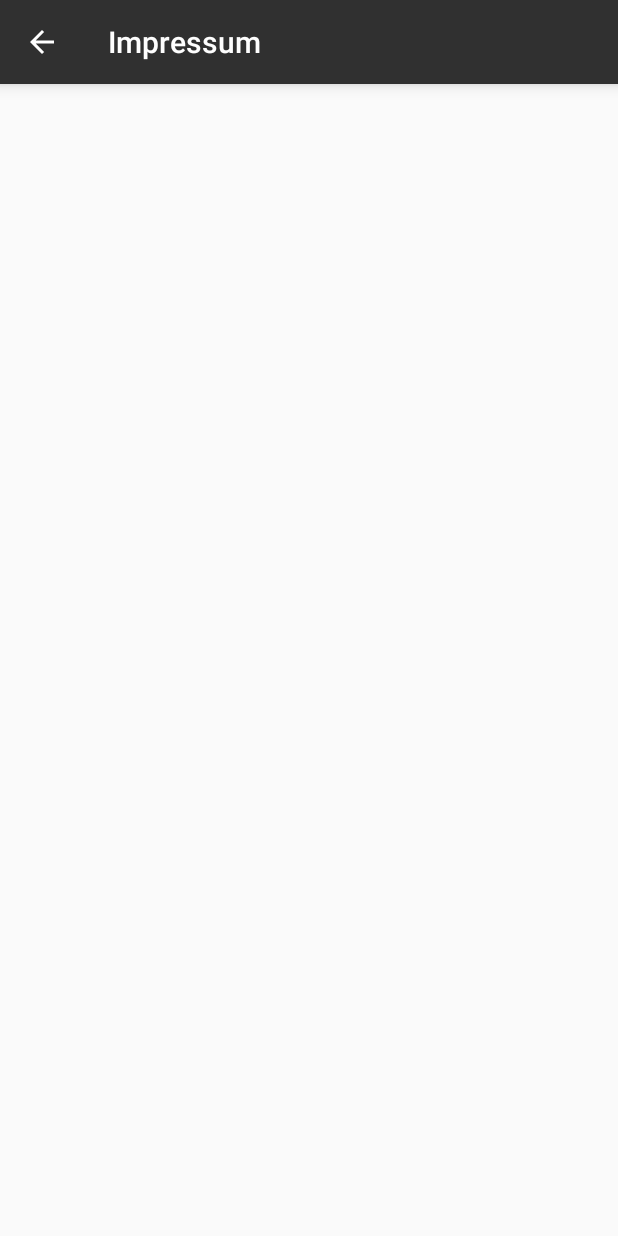
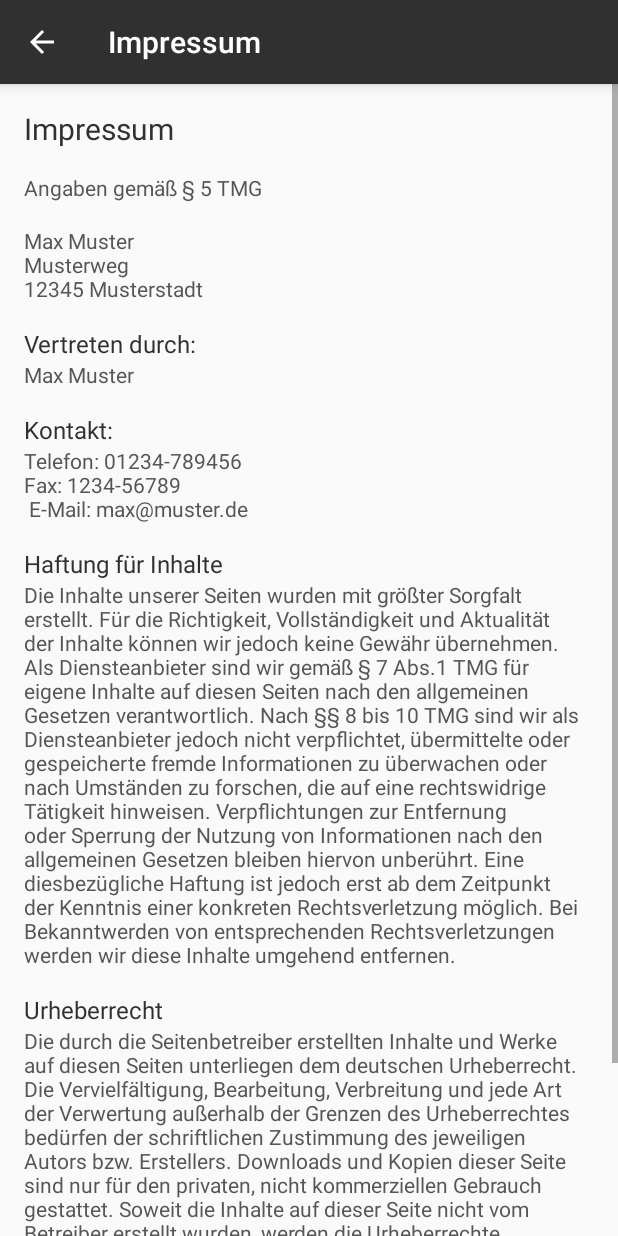
Before and after one commit to jangillich/dw-demokratie-2, an Android app: the ImpressumActivity screen opened directly, with no data from a screen before it, on a phone screen of 412 x 824 dp. Run offline under Robolectric (Android 15) with nearby library versions, the light colour scheme and no system bars; our stand-ins replace ButterKnife.

Commit message:
Impressum Inhalte eingefügt (teilweise Platzhalter)

```diff
--- a/app/src/main/res/layout/activity_anfahrt.xml
+++ b/app/src/main/res/layout/activity_anfahrt.xml
@@ -22,6 +22,7 @@
 
    <LinearLayout
       android:id="@+id/anfahrt_content"
+      android:layout_below="@id/toolbar"
       android:layout_width="match_parent"
       android:layout_height="wrap_content"
       android:padding="@dimen/activity_horizontal_margin"
--- a/app/src/main/res/layout/activity_event_infos.xml
+++ b/app/src/main/res/layout/activity_event_infos.xml
@@ -22,6 +22,7 @@
 
    <LinearLayout
       android:id="@+id/event_infos_content"
+      android:layout_below="@id/toolbar"
       android:layout_width="match_parent"
       android:layout_height="wrap_content"
       android:padding="@dimen/activity_horizontal_margin"
--- a/app/src/main/res/layout/activity_impressum.xml
+++ b/app/src/main/res/layout/activity_impressum.xml
@@ -19,13 +19,90 @@
       android:theme="@style/ThemeOverlay.AppCompat.Dark.ActionBar"
       app:popupTheme="@style/ThemeOverlay.AppCompat.Light"/>
 
-
-   <LinearLayout
-      android:id="@+id/impressum_content"
+   <ScrollView
       android:layout_width="match_parent"
       android:layout_height="wrap_content"
-      android:padding="@dimen/activity_horizontal_margin"
-      android:orientation="vertical">
-   </LinearLayout>
+      android:layout_below="@id/toolbar">
 
+      <LinearLayout
+         android:id="@+id/impressum_content"
+         android:layout_width="match_parent"
+         android:layout_height="wrap_content"
+         android:padding="@dimen/activity_horizontal_margin"
+         android:orientation="vertical">
+         <TextView
+            android:layout_width="match_parent"
+            android:layout_height="wrap_content"
+            android:layout_marginBottom="@dimen/activity_vertical_margin"
+            android:textColor="@color/text_dark_primary"
+            android:textSize="20sp"
+            android:text="@string/impr_titel"/>
+         <TextView
+            android:layout_width="match_parent"
+            android:layout_height="wrap_content"
+            android:layout_marginBottom="@dimen/activity_vertical_margin"
+            android:textColor="@color/text_dark_secondary"
+            android:textSize="14sp"
+            android:text="@string/impr_paragraph"/>
+         <TextView
+            android:layout_width="match_parent"
+            android:layout_height="wrap_content"
+            android:layout_marginBottom="@dimen/activity_vertical_margin"
+            android:textColor="@color/text_dark_secondary"
+            android:textSize="14sp"
+            android:text="@string/impr_universitaet"/>
+         <TextView
+            android:layout_width="match_parent"
+            android:layout_height="wrap_content"
+            android:textColor="@color/text_dark_primary"
+            android:textSize="16sp"
+            android:text="@string/impr_vertretung_titel"/>
+         <TextView
+            android:layout_width="match_parent"
+            android:layout_height="wrap_content"
+            android:layout_marginBottom="@dimen/activity_vertical_margin"
+            android:textColor="@color/text_dark_secondary"
+            android:textSize="14sp"
+            android:text="@string/impr_vertretung"/>
+         <TextView
+            android:layout_width="match_parent"
+            android:layout_height="wrap_content"
+            android:textColor="@color/text_dark_primary"
+            android:textSize="16sp"
+            android:text="@string/impr_kontakt_titel"/>
+         <TextView
+            android:layout_width="match_parent"
+            android:layout_height="wrap_content"
+            android:layout_marginBottom="@dimen/activity_vertical_margin"
+            android:textColor="@color/text_dark_secondary"
+            android:textSize="14sp"
+            android:text="@string/impr_kontakt"/>
+         <TextView
+            android:layout_width="match_parent"
+            android:layout_height="wrap_content"
+            android:textColor="@color/text_dark_primary"
+            android:textSize="16sp"
+            android:text="@string/impr_haftung_titel"/>
+         <TextView
+            android:layout_width="match_parent"
+            android:layout_height="wrap_content"
+            android:layout_marginBottom="@dimen/activity_vertical_margin"
+            android:textColor="@color/text_dark_secondary"
+            android:textSize="14sp"
+            android:text="@string/impr_haftung"/>
+         <TextView
+            android:layout_width="match_parent"
+            android:layout_height="wrap_content"
+            android:textColor="@color/text_dark_primary"
+            android:textSize="16sp"
+            android:text="@string/impr_urheberrecht_titel"/>
+         <TextView
+            android:layout_width="match_parent"
+            android:layout_height="wrap_content"
+            android:layout_marginBottom="@dimen/activity_vertical_margin"
+            android:textColor="@color/text_dark_secondary"
+            android:textSize="14sp"
+            android:text="@string/impr_urheberrecht"/>
+      </LinearLayout>
+   </ScrollView>
 </RelativeLayout>
--- a/app/src/main/res/layout/activity_select_festival.xml
+++ b/app/src/main/res/layout/activity_select_festival.xml
@@ -37,7 +37,7 @@
                android:layout_width="match_parent"
                android:layout_height="wrap_content"
                android:textAppearance="@style/Festival.Text.RobotoLight"
-               android:textColor="@color/text_dark"
+               android:textColor="@color/text_dark_primary"
                android:text="@string/notification_festival_information"/>
             <LinearLayout
                android:layout_width="wrap_content"
--- a/app/src/main/res/values/colors.xml
+++ b/app/src/main/res/values/colors.xml
@@ -17,7 +17,8 @@
 
    <color name="text_primary">#fefefe</color>
    <color name="text_secondary">#66fefefe</color>
-   <color name="text_dark">#ff303030</color>
+   <color name="text_dark_primary">#ff303030</color>
+   <color name="text_dark_secondary">#565656</color>
 
    <color name="black">#000000</color>
    <color name="white">#ffffff</color>
--- /dev/null
+++ b/app/src/main/res/values/strings-impressum.xml
@@ -0,0 +1,36 @@
+<?xml version="1.0" encoding="utf-8"?>
+<resources>
+   <string name="impr_titel">
+      Impressum
+   </string>
+   <string name="impr_paragraph">
+      Angaben gemäß § 5 TMG
+   </string>
+   <string name="impr_universitaet">
+      Max Muster\nMusterweg\n12345 Musterstadt
+   </string>
+   <string name="impr_vertretung_titel">
+      Vertreten durch:
+   </string>
+   <string name="impr_vertretung">
+      Max Muster
+   </string>
+   <string name="impr_kontakt_titel">
+      Kontakt:
+   </string>
+   <string name="impr_kontakt">
+      Telefon: 01234-789456\nFax: 1234-56789\n E-Mail: max@muster.de
+   </string>
+   <string name="impr_haftung_titel">
+      Haftung für Inhalte
+   </string>
+   <string name="impr_haftung">
+      Die Inhalte unserer Seiten wurden mit größter Sorgfalt erstellt. Für die Richtigkeit, Vollständigkeit und Aktualität der Inhalte können wir jedoch keine Gewähr übernehmen. Als Diensteanbieter sind wir gemäß § 7 Abs.1 TMG für eigene Inhalte auf diesen Seiten nach den allgemeinen Gesetzen verantwortlich. Nach §§ 8 bis 10 TMG sind wir als Diensteanbieter jedoch nicht verpflichtet, übermittelte oder gespeicherte fremde Informationen zu überwachen oder nach Umständen zu forschen, die auf eine rechtswidrige Tätigkeit hinweisen. Verpflichtungen zur Entfernung oder Sperrung der Nutzung von Informationen nach den allgemeinen Gesetzen bleiben hiervon unberührt. Eine diesbezügliche Haftung ist jedoch erst ab dem Zeitpunkt der Kenntnis einer konkreten Rechtsverletzung möglich. Bei Bekanntwerden von entsprechenden Rechtsverletzungen werden wir diese Inhalte umgehend entfernen.
+   </string>
+   <string name="impr_urheberrecht_titel">
+      Urheberrecht
+   </string>
+   <string name="impr_urheberrecht">
+      Die durch die Seitenbetreiber erstellten Inhalte und Werke auf diesen Seiten unterliegen dem deutschen Urheberrecht. Die Vervielfältigung, Bearbeitung, Verbreitung und jede Art der Verwertung außerhalb der Grenzen des Urheberrechtes bedürfen der schriftlichen Zustimmung des jeweiligen Autors bzw. Erstellers. Downloads und Kopien dieser Seite sind nur für den privaten, nicht kommerziellen Gebrauch gestattet. Soweit die Inhalte auf dieser Seite nicht vom Betreiber erstellt wurden, werden die Urheberrechte Dritter beachtet. Insbesondere werden Inhalte Dritter als solche gekennzeichnet. Sollten Sie trotzdem auf eine Urheberrechtsverletzung aufmerksam werden, bitten wir um einen entsprechenden Hinweis. Bei Bekanntwerden von Rechtsverletzungen werden wir derartige Inhalte umgehend entfernen.
+   </string>
+</resources>
```
